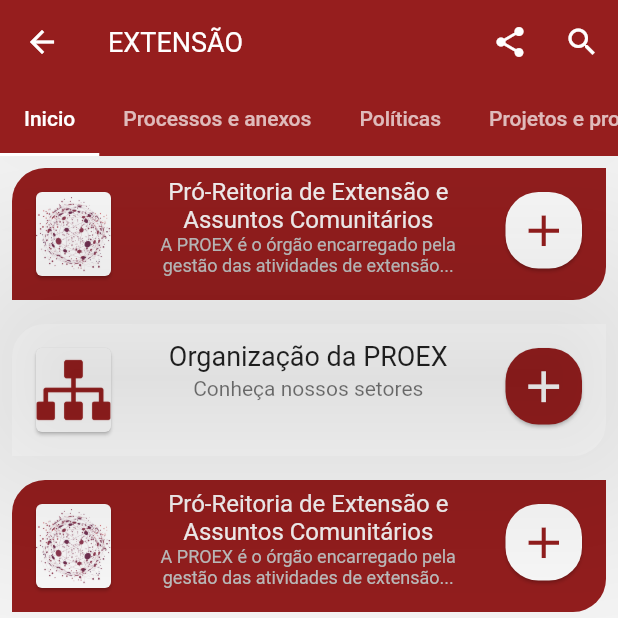
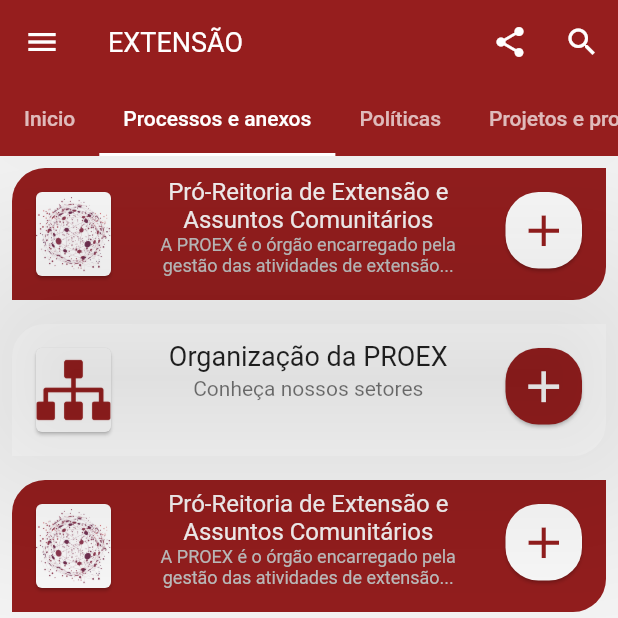
Before and after one commit to lgpolgpo/Proex_V2, a Flutter app: the screen it shows after launch, in the side drawer, after a tap on "Inicio", on a phone screen of 412 x 824 dp, the top half of it. Run offline on Flutter 3.47's test engine with Material 2 defaults, Android fonts, the phone set to English and light mode, and no system bars; our stand-ins replace carousel_slider, share.

Commit message:
Refatorando codigo para ficar mais simples I

```diff
--- a/v2/proex_v2/lib/main.dart
+++ b/v2/proex_v2/lib/main.dart
@@ -1,10 +1,11 @@
 // ignore_for_file: prefer_const_constructors
 
 import 'package:flutter/material.dart';
-import 'package:proex_v2/gridview.dart';
 import 'package:proex_v2/menulateral.dart';
+import 'package:proex_v2/telaextensaoinicio.dart';
+import 'package:proex_v2/telaextensaoprocessos.dart';
 import 'telaprincipal.dart';
-import 'telaextensao.dart';
+//import 'telaextensao.dart';
 
 void main() {
   runApp(const ProexApp());
@@ -19,6 +20,7 @@ void main() {
 }
 
 class _ProexAppState extends State<ProexApp> {
+
   @override
   Widget build(BuildContext context) {
     return MaterialApp(
@@ -26,8 +28,7 @@ class _ProexAppState extends State<ProexApp> {
     routes: {
       'TelaPrincipal':(context) => MyHomePage(),
       'MenuLateral':(context) =>  MenuLateral() ,
-      'TelaExtensao':(context) => TelaExtensao(),
-      //'TelaExtensaoInicio':(context) => ;
+      'TelaExtensaoInicio':(context) => TelaExtensaoInicio(),
       'TelaExtensaoProcessos':(context) => TelaExtensaoProcessos(),
       //'Tela 1':(context) => Tela1();
       //'Tela 2':(context) => Tela2();
@@ -36,4 +37,4 @@ class _ProexAppState extends State<ProexApp> {
     );
   }
 }
-final Color vermelhoProex=Color.fromRGBO(150, 30, 30, 1);
+  final Color vermelhoProex=Color.fromRGBO(150, 30, 30, 1);
--- a/v2/proex_v2/lib/menulateral.dart
+++ b/v2/proex_v2/lib/menulateral.dart
@@ -16,7 +16,7 @@ class _MenuLateralState extends State<MenuLateral> {
         child: ListView(
           children: <Widget>[
             DrawerHeader(
-              decoration:BoxDecoration(color: const Color.fromRGBO(150, 30, 30, 1)),
+              decoration:BoxDecoration(color: Color.fromRGBO(150, 30, 30, 1)),
               child: Image(
                   image: AssetImage('assets/images/logo.jpg'),
                   fit: BoxFit.contain,
@@ -38,7 +38,7 @@ class _MenuLateralState extends State<MenuLateral> {
                     title: Text('Inicio'),
                     leading: Icon(Icons.ads_click_rounded),
                     onTap: () {
-                       Navigator.pushNamed(context, 'TelaExtensao');
+                       Navigator.pushNamed(context, 'TelaExtensaoInicio');
                     },
                   ),
                   ListTile(
--- a/v2/proex_v2/lib/telaextensao.dart
+++ b/v2/proex_v2/lib/telaextensao.dart
@@ -1,8 +1,9 @@
 // ignore_for_file: prefer_const_constructors, camel_case_types
 
 import 'package:flutter/material.dart';
-import 'package:proex_v2/gridview.dart';
-import 'package:proex_v2/telaprincipal.dart';
+import 'package:proex_v2/main.dart';
+import 'package:proex_v2/telaextensaoinicio.dart';
+import 'package:proex_v2/telaextensaoprocessos.dart';
 import 'package:share/share.dart';
 
 class TelaExtensao extends StatefulWidget {
@@ -12,18 +13,51 @@ class TelaExtensao extends StatefulWidget {
   State<TelaExtensao> createState() => _TelaExtensaoState();
 }
 
-class _TelaExtensaoState extends State<TelaExtensao> {
-  int paginaInicial=0;
+class _TelaExtensaoState extends State<TelaExtensao> /*with SingleTickerProviderStateMixin*/ {
+  /*final TabController paginaInicial;
+  @override
+  void estadoinicial(){
+    super.estadoinicial();
+    paginaInicial = TabController(length: 4 ,vsync: this);
+  }
+  @override
+  void dispose(){
+    paginaInicial.dispose();
+    super.dispose();
+  }*/
   @override
   Widget build(BuildContext context) {
     return DefaultTabController(
       length: 4,
-      initialIndex: paginaInicial,
+      initialIndex: 0,
       child: Scaffold(
-        appBar: AppBar(
+        appBar: appBarTelaExtensao(),
+        body: TabBarView(
+          children: [
+            TelaExtensaoInicio(),
+            TelaExtensaoProcessos(),
+            contrutordePagina('Políticas'),
+            contrutordePagina('Projetos e programas'),
+          ],
+        ),
+    ),
+  );
+
+  }
+}
+
+
+Widget contrutordePagina(String text)=>Center(
+    child:Text(
+      text
+    ),
+  );
+
+AppBar appBarTelaExtensao(){
+  return  AppBar(
           titleTextStyle: const TextStyle(fontSize: 18),
           title: const Text('EXTENSÃO'),
-          backgroundColor: const Color.fromRGBO(150, 30, 30, 1),
+          backgroundColor: vermelhoProex ,
           actions: [
               IconButton(
                 onPressed: () {
@@ -52,137 +86,5 @@ class _TelaExtensaoState extends State<TelaExtensao> {
               Tab(text: 'Projetos e programas'),
             ],
           ),
-        ),
-        body: TabBarView(
-          children: [
-            telaExtensaoInicio(),
-            telaExtensaoProcessos(context),
-            contrutordePagina('Políticas'),
-            contrutordePagina('Projetos e programas'),
-          ],
-        ),
-    ),
-  );
-
-  }
+        );
 }
-Widget contrutordePagina(String text)=>Center(
-    child:Text(
-      text
-    ),
-  );
-
-class telaExtensaoInicio extends StatefulWidget {
-  const telaExtensaoInicio({Key? key}) : super(key: key);
-
-  @override
-  State<telaExtensaoInicio> createState() => _telaExtensaoInicioState();
-}
-
-class _telaExtensaoInicioState extends State<telaExtensaoInicio> {
-  @override
-  Widget build(BuildContext context) {
-    return SingleChildScrollView(
-      child: Column(
-        children: [
-          meuPaddingPadrao(
-            context,
-            corPrimaria: Color.fromRGBO(150, 30, 30, 1) ,
-            corSecundaria:Colors.white ,
-            corFontePrimaria: Color.fromARGB(255, 248, 244, 244),
-            corFonteSecundaria: Color.fromARGB(255, 193, 192, 192),
-            icone:'assets/images/mundinho.png' ,
-            titulo: 'Pró-Reitoria de Extensão e Assuntos Comunitários ',
-            tamanhoFontePrimaria: 16,
-            subTitulo: 'A PROEX é o órgão encarregado pela gestão das atividades de extensão...',
-            tamanhoFonteSecundaria: 12,
-          ),
-          meuPaddingPadrao(
-            context,
-            corPrimaria:Colors.white ,
-            corSecundaria:Color.fromRGBO(150, 30, 30, 1) ,
-            corFontePrimaria:  Colors.black87,
-            corFonteSecundaria: Colors.black54,
-            icone:'assets/images/conexao.png',
-            titulo: 'Organização da PROEX',
-            tamanhoFontePrimaria: 18,
-            subTitulo: 'Conheça nossos setores',
-            tamanhoFonteSecundaria: 14,
-          ),
-          meuPaddingPadrao(
-            context,
-            corPrimaria: Color.fromRGBO(150, 30, 30, 1) ,
-            corSecundaria:Colors.white ,
-            corFontePrimaria: Color.fromARGB(255, 248, 244, 244),
-            corFonteSecundaria: Color.fromARGB(255, 193, 192, 192),
-            icone:'assets/images/mundinho.png' ,
-            titulo: 'Pró-Reitoria de Extensão e Assuntos Comunitários ',
-            tamanhoFontePrimaria: 16,
-            subTitulo: 'A PROEX é o órgão encarregado pela gestão das atividades de extensão...',
-            tamanhoFonteSecundaria: 12,
-          ),
-          meuPaddingPadrao(
-            context,
-            corPrimaria:Colors.white ,
-            corSecundaria:Color.fromRGBO(150, 30, 30, 1) ,
-            corFontePrimaria:  Colors.black87,
-            corFonteSecundaria: Colors.black54,
-            icone:'assets/images/conexao.png',
-            titulo: 'Organização da PROEX',
-            tamanhoFontePrimaria: 18,
-            subTitulo: 'Conheça nossos setores',
-            tamanhoFonteSecundaria: 14,
-          ),
-          meuPaddingPadrao(
-            context,
-            corPrimaria: Color.fromRGBO(150, 30, 30, 1) ,
-            corSecundaria:Colors.white ,
-            corFontePrimaria: Color.fromARGB(255, 248, 244, 244),
-            corFonteSecundaria: Color.fromARGB(255, 193, 192, 192),
-            icone:'assets/images/mundinho.png' ,
-            titulo: 'Pró-Reitoria de Extensão e Assuntos Comunitários ',
-            tamanhoFontePrimaria: 16,
-            subTitulo: 'A PROEX é o órgão encarregado pela gestão das atividades de extensão...',
-            tamanhoFonteSecundaria: 12,
-          ),
-          meuPaddingPadrao(
-            context,
-            corPrimaria:Colors.white ,
-            corSecundaria:Color.fromRGBO(150, 30, 30, 1) ,
-            corFontePrimaria:  Colors.black87,
-            corFonteSecundaria: Colors.black54,
-            icone:'assets/images/conexao.png',
-            titulo: 'Organização da PROEX',
-            tamanhoFontePrimaria: 18,
-            subTitulo: 'Conheça nossos setores',
-            tamanhoFonteSecundaria: 14,
-          ),
-          meuPaddingPadrao(
-            context,
-            corPrimaria: Color.fromRGBO(150, 30, 30, 1) ,
-            corSecundaria:Colors.white ,
-            corFontePrimaria: Color.fromARGB(255, 248, 244, 244),
-            corFonteSecundaria: Color.fromARGB(255, 193, 192, 192),
-            icone:'assets/images/mundinho.png' ,
-            titulo: 'Pró-Reitoria de Extensão e Assuntos Comunitários ',
-            tamanhoFontePrimaria: 16,
-            subTitulo: 'A PROEX é o órgão encarregado pela gestão das atividades de extensão...',
-            tamanhoFonteSecundaria: 12,
-          ),
-          meuPaddingPadrao(
-            context,
-            corPrimaria:Colors.white ,
-            corSecundaria:Color.fromRGBO(150, 30, 30, 1) ,
-            corFontePrimaria:  Colors.black87,
-            corFonteSecundaria: Colors.black54,
-            icone:'assets/images/conexao.png',
-            titulo: 'Organização da PROEX',
-            tamanhoFontePrimaria: 18,
-            subTitulo: 'Conheça nossos setores',
-            tamanhoFonteSecundaria: 14,
-          ),
-        ],
-      ),
-    );
-  }
-}
--- /dev/null
+++ b/v2/proex_v2/lib/telaextensaoinicio.dart
@@ -0,0 +1,133 @@
+// ignore_for_file: prefer_const_constructors, camel_case_types
+
+import 'package:flutter/material.dart';
+import 'package:proex_v2/menulateral.dart';
+import 'package:proex_v2/telaextensao.dart';
+import 'package:proex_v2/telaprincipal.dart';
+
+
+class TelaExtensaoInicio extends StatefulWidget {
+  const TelaExtensaoInicio({Key? key}) : super(key: key);
+
+  @override
+  State<TelaExtensaoInicio> createState() => _TelaExtensaoInicioState();
+}
+
+class _TelaExtensaoInicioState extends State<TelaExtensaoInicio> {
+  @override
+  Widget build(BuildContext context) {
+    return DefaultTabController(
+      length: 4,
+      initialIndex: 1,
+      child: Scaffold(
+        appBar: appBarTelaExtensao(),
+        drawer: MenuLateral(),
+        body: bodyTelaExtensaoInicio(context),
+      ),
+    );
+  }
+}
+Widget bodyTelaExtensaoInicio(context){
+  return SingleChildScrollView(
+      child: Column(
+        children: [
+          meuPaddingPadrao(
+            context,
+            corPrimaria: Color.fromRGBO(150, 30, 30, 1),
+            corSecundaria:Colors.white ,
+            corFontePrimaria: Color.fromARGB(255, 248, 244, 244),
+            corFonteSecundaria: Color.fromARGB(255, 193, 192, 192),
+            icone:'assets/images/mundinho.png' ,
+            titulo: 'Pró-Reitoria de Extensão e Assuntos Comunitários ',
+            tamanhoFontePrimaria: 16,
+            subTitulo: 'A PROEX é o órgão encarregado pela gestão das atividades de extensão...',
+            tamanhoFonteSecundaria: 12,
+          ),
+          meuPaddingPadrao(
+            context,
+            corPrimaria:Colors.white ,
+            corSecundaria:Color.fromRGBO(150, 30, 30, 1) ,
+            corFontePrimaria:  Colors.black87,
+            corFonteSecundaria: Colors.black54,
+            icone:'assets/images/conexao.png',
+            titulo: 'Organização da PROEX',
+            tamanhoFontePrimaria: 18,
+            subTitulo: 'Conheça nossos setores',
+            tamanhoFonteSecundaria: 14,
+          ),
+          meuPaddingPadrao(
+            context,
+            corPrimaria: Color.fromRGBO(150, 30, 30, 1) ,
+            corSecundaria:Colors.white ,
+            corFontePrimaria: Color.fromARGB(255, 248, 244, 244),
+            corFonteSecundaria: Color.fromARGB(255, 193, 192, 192),
+            icone:'assets/images/mundinho.png' ,
+            titulo: 'Pró-Reitoria de Extensão e Assuntos Comunitários ',
+            tamanhoFontePrimaria: 16,
+            subTitulo: 'A PROEX é o órgão encarregado pela gestão das atividades de extensão...',
+            tamanhoFonteSecundaria: 12,
+          ),
+          meuPaddingPadrao(
+            context,
+            corPrimaria:Colors.white ,
+            corSecundaria:Color.fromRGBO(150, 30, 30, 1),
+            corFontePrimaria:  Colors.black87,
+            corFonteSecundaria: Colors.black54,
+            icone:'assets/images/conexao.png',
+            titulo: 'Organização da PROEX',
+            tamanhoFontePrimaria: 18,
+            subTitulo: 'Conheça nossos setores',
+            tamanhoFonteSecundaria: 14,
+          ),
+          meuPaddingPadrao(
+            context,
+            corPrimaria: Color.fromRGBO(150, 30, 30, 1) ,
+            corSecundaria:Colors.white ,
+            corFontePrimaria: Color.fromARGB(255, 248, 244, 244),
+            corFonteSecundaria: Color.fromARGB(255, 193, 192, 192),
+            icone:'assets/images/mundinho.png' ,
+            titulo: 'Pró-Reitoria de Extensão e Assuntos Comunitários ',
+            tamanhoFontePrimaria: 16,
+            subTitulo: 'A PROEX é o órgão encarregado pela gestão das atividades de extensão...',
+            tamanhoFonteSecundaria: 12,
+          ),
+          meuPaddingPadrao(
+            context,
+            corPrimaria:Colors.white ,
+            corSecundaria:Color.fromRGBO(150, 30, 30, 1) ,
+            corFontePrimaria:  Colors.black87,
+            corFonteSecundaria: Colors.black54,
+            icone:'assets/images/conexao.png',
+            titulo: 'Organização da PROEX',
+            tamanhoFontePrimaria: 18,
+            subTitulo: 'Conheça nossos setores',
+            tamanhoFonteSecundaria: 14,
+          ),
+          meuPaddingPadrao(
+            context,
+            corPrimaria: Color.fromRGBO(150, 30, 30, 1),
+            corSecundaria:Colors.white ,
+            corFontePrimaria: Color.fromARGB(255, 248, 244, 244),
+            corFonteSecundaria: Color.fromARGB(255, 193, 192, 192),
+            icone:'assets/images/mundinho.png' ,
+            titulo: 'Pró-Reitoria de Extensão e Assuntos Comunitários ',
+            tamanhoFontePrimaria: 16,
+            subTitulo: 'A PROEX é o órgão encarregado pela gestão das atividades de extensão...',
+            tamanhoFonteSecundaria: 12,
+          ),
+          meuPaddingPadrao(
+            context,
+            corPrimaria:Colors.white ,
+            corSecundaria:Color.fromRGBO(150, 30, 30, 1) ,
+            corFontePrimaria:  Colors.black87,
+            corFonteSecundaria: Colors.black54,
+            icone:'assets/images/conexao.png',
+            titulo: 'Organização da PROEX',
+            tamanhoFontePrimaria: 18,
+            subTitulo: 'Conheça nossos setores',
+            tamanhoFonteSecundaria: 14,
+          ),
+        ],
+      ),
+    );
+}
--- a/v2/proex_v2/lib/gridview.dart
+++ b/v2/proex_v2/lib/telaextensaoprocessos.dart
@@ -1,6 +1,8 @@
 // ignore_for_file: prefer_const_constructors
 
 import 'package:flutter/material.dart';
+import 'package:proex_v2/menulateral.dart';
+import 'package:proex_v2/telaextensao.dart';
 import 'telaprincipal.dart';
 
 class TelaExtensaoProcessos extends StatefulWidget {
@@ -13,7 +15,16 @@ class TelaExtensaoProcessos extends StatefulWidget {
 class _TelaExtensaoProcessosState extends State<TelaExtensaoProcessos> {
   @override
   Widget build(BuildContext context) {
-    return telaExtensaoProcessos(context);
+    return DefaultTabController(
+      length: 4,
+      initialIndex: 1,
+      child: Scaffold(
+        appBar: appBarTelaExtensao(),
+        drawer: MenuLateral(),
+        body:     telaExtensaoProcessos(context),
+      ),
+    );
+
   }
 }
 
@@ -40,7 +51,7 @@ Widget telaExtensaoProcessos(context){
         ),
         cardizinho(
           context,
-          corPrimaria:Color.fromRGBO(150, 30, 30, 1) ,
+          corPrimaria:Color.fromRGBO(150, 30, 30, 1),
           corFonte: Colors.white,
           tamanhoFonte: 10,
           texto: 'Identidade visual do centro cultural UFSJ',
--- a/v2/proex_v2/lib/telaprincipal.dart
+++ b/v2/proex_v2/lib/telaprincipal.dart
@@ -43,7 +43,7 @@ class _MyHomePageState extends State<MyHomePage> {
               meuPaddingPadrao(
                 context,
                 corPrimaria:Colors.white ,
-                corSecundaria:Color.fromRGBO(150, 30, 30, 1) ,
+                corSecundaria:Color.fromRGBO(150, 30, 30, 1),
                 corFontePrimaria:  Colors.black87,
                 corFonteSecundaria: Colors.black54,
                 icone:'assets/images/conexao.png',
@@ -107,7 +107,7 @@ AppBar minhaAppBar({ required String tituloAppBar}){
   return AppBar(
         titleTextStyle: const TextStyle(fontSize: 11),
         title: Text(tituloAppBar),
-        backgroundColor: const Color.fromRGBO(150, 30, 30, 1),
+        backgroundColor: Color.fromRGBO(150, 30, 30, 1),
         actions: [
             IconButton(
               onPressed: () {
```
Also changed, not shown: Links_Uteis.txt (added, +10 -0 lines).
